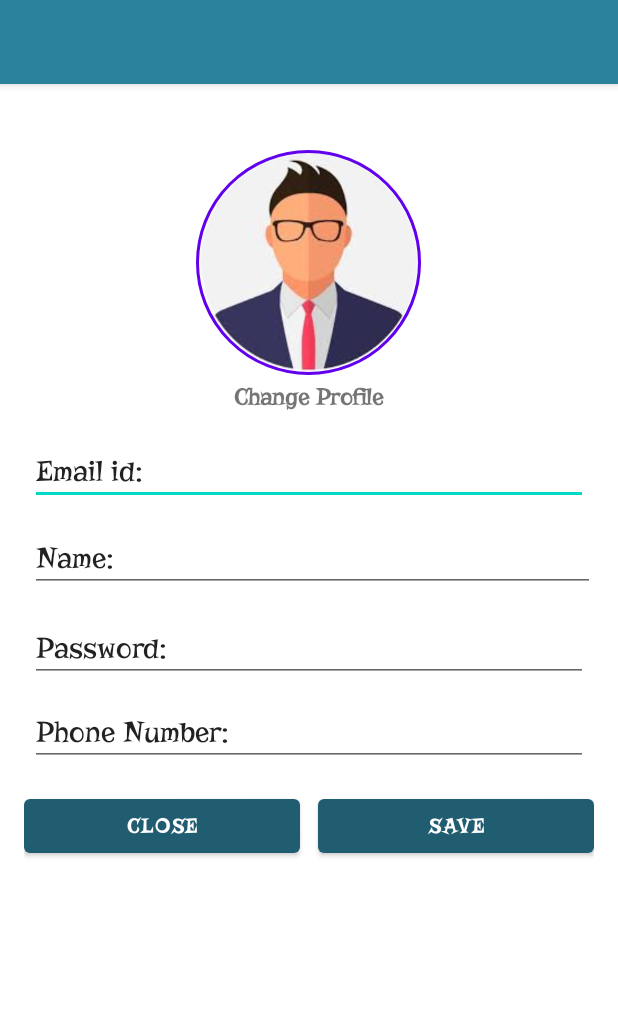
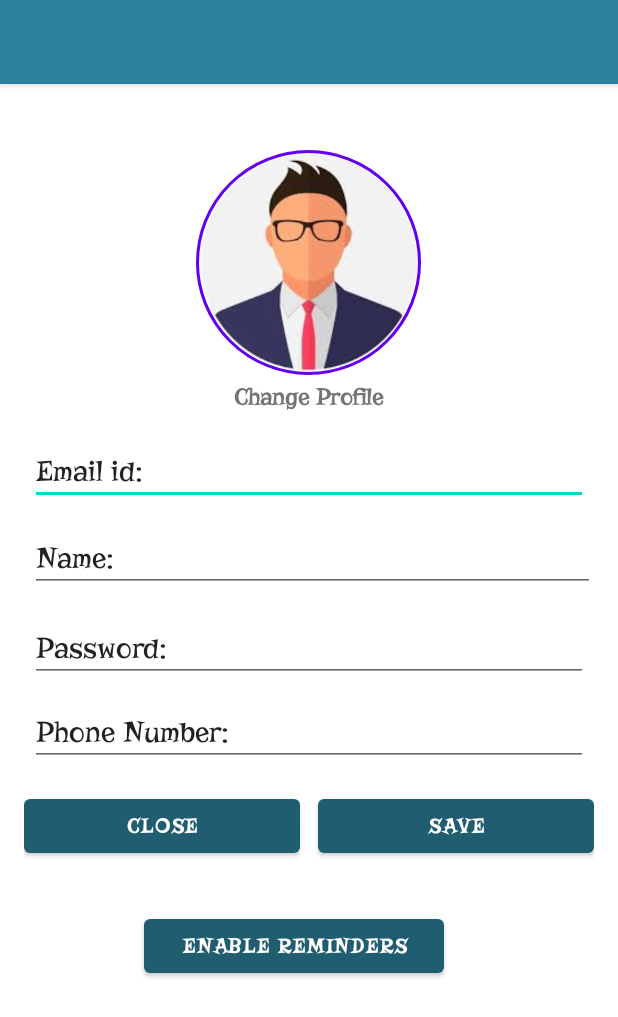
Before and after one commit to AndroidApplication-Project/Android-with-MARS, an Android app: the Setting screen opened directly, with no data from a screen before it, on a phone screen of 412 x 824 dp. Shown: the top 1017 px of the screen. Run offline under Robolectric (Android 15) with nearby library versions, the phone set to English and light mode, and no system bars; our stand-ins replace CircleImageView, Firebase (no records; nobody signed in at launch, a user with empty details on screens opened directly), Picasso; libraries missing offline, so code that uses them is left out: com.theartofdev.edmodo; pictures from the network do not load.

Commit message:
added reminder functionality

```diff
--- a/app/build.gradle
+++ b/app/build.gradle
@@ -41,6 +41,8 @@ dependencies {
     implementation 'com.google.firebase:firebase-firestore:22.1.0'
     implementation 'com.google.firebase:firebase-auth:20.0.2'
     implementation 'androidx.legacy:legacy-support-v4:1.0.0'
+    implementation 'com.android.support:appcompat-v7:28.0.0'
+    implementation 'com.android.support.constraint:constraint-layout:1.1.3'
 
 
     testImplementation 'junit:junit:4.13.2'
--- a/app/src/main/java/IntroSlider/SliderActivity.java
+++ b/app/src/main/java/IntroSlider/SliderActivity.java
@@ -12,6 +12,7 @@ import android.widget.LinearLayout;
 import android.widget.TextView;
 
 import com.example.androidwithmars.MainActivity;
+import com.example.androidwithmars.MainFragment;
 import com.example.androidwithmars.R;
 
 public class SliderActivity extends AppCompatActivity {
@@ -95,7 +96,7 @@ public class SliderActivity extends AppCompatActivity {
                 nNextbutton.setOnClickListener(new View.OnClickListener() {
                     @Override
                     public void onClick(View v) {
-                        Intent intent = new Intent(SliderActivity.this, MainActivity.class);
+                        Intent intent = new Intent(SliderActivity.this, MainFragment.class);
                         startActivity(intent);
                     }
                 });
--- a/app/src/main/java/com/example/androidwithmars/MainActivity.java
+++ b/app/src/main/java/com/example/androidwithmars/MainActivity.java
@@ -48,7 +48,7 @@ public class MainActivity extends AppCompatActivity {
         final FirebaseUser user = firebaseAuth.getCurrentUser();
 
 
-        setSupportActionBar(toolbar);
+//        setSupportActionBar(toolbar);
         ActionBarDrawerToggle toggle = new ActionBarDrawerToggle(this, drawer, toolbar,
                 R.string.drawer_open, R.string.drawer_closed);
 
--- a/app/src/main/res/layout/activity_setting.xml
+++ b/app/src/main/res/layout/activity_setting.xml
@@ -88,6 +88,7 @@
 
 
     <LinearLayout
+        android:id="@+id/l1"
         android:orientation="horizontal"
         android:weightSum="2"
         android:layout_margin="16dp"
@@ -115,6 +116,23 @@
             android:layout_marginLeft="6dp"
             android:layout_height="wrap_content" />
 
+
+    </LinearLayout>
+    <LinearLayout
+        android:orientation="horizontal"
+        android:weightSum="2"
+        android:layout_margin="16dp"
+        android:layout_below="@+id/l1"
+        android:layout_width="match_parent"
+        android:layout_height="wrap_content">
+        <Button
+            android:id="@+id/send_Reminder"
+            android:layout_width="200dp"
+            android:layout_height="wrap_content"
+            android:layout_marginLeft="80dp"
+            android:textStyle="bold"
+            android:textColor="#ffffff"
+            android:text="Enable reminders"/>
     </LinearLayout>
 
 
```
Also changed, not shown: app/src/main/AndroidManifest.xml (+19 -3 lines), app/src/main/java/Reminder/Notification_Receiver.java (added, +32 -0 lines), app/src/main/java/Reminder/ReminderMain.java (added, +55 -0 lines), app/src/main/res/layout/activity_reminder_main.xml (added, +14 -0 lines).
